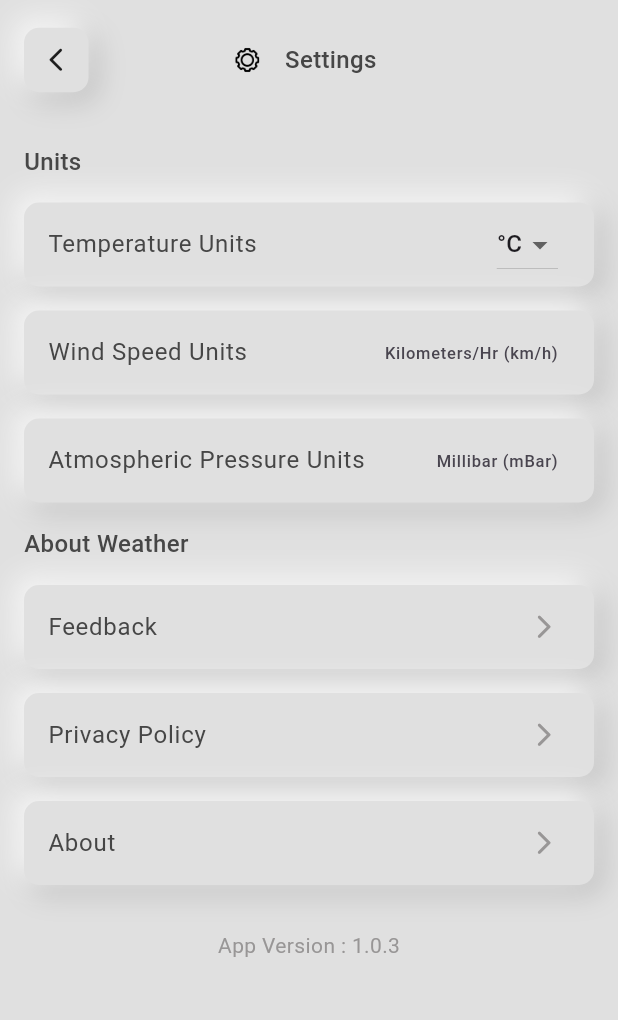
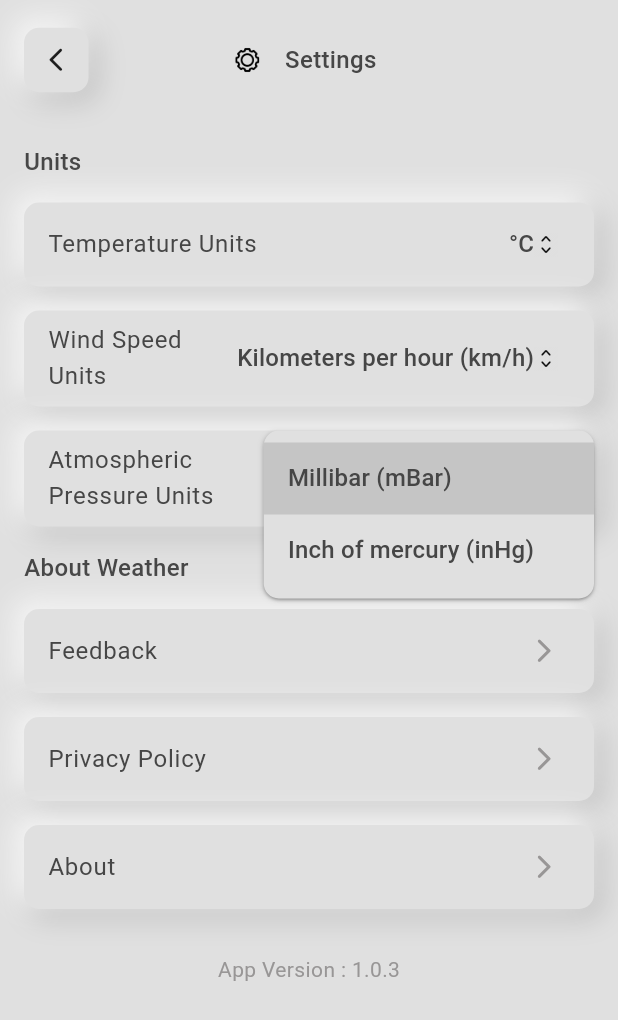
Before and after one commit to bijumondal18/weather-app-flutter-neumorphic, a Flutter app: the SettingsScreen screen opened directly with empty values, after a tap on "Atmospheric Pressure Units", on a phone screen of 412 x 824 dp. Shown: the top 1020 px of the screen. Run offline on Flutter 3.47's test engine with Material 2 defaults, Android fonts, the phone set to English and light mode, and no system bars; our stand-ins replace bloc, dio, equatable, eva_icons_flutter, flutter_bloc, flutter_inset_box_shadow and 2 more; missing offline and left inert: geolocator_android, geolocator_apple.

Commit message:
units fixed in settings screen

```diff
--- a/lib/Commons/app_icons.dart
+++ b/lib/Commons/app_icons.dart
@@ -13,4 +13,5 @@ class AppIcons {
   static const String forecast = '${path}forecast.png';
   static const String city = '${path}city.png';
   static const String settings = '${path}settings.png';
+  static const String arrowUpDown = '${path}arrow-up-down.webp';
 }
--- a/lib/Commons/constants.dart
+++ b/lib/Commons/constants.dart
@@ -8,4 +8,7 @@ class Constants {
 
   static const searchUrl = 'http://api.weatherapi.com/v1/search.json?key=';
 
+  static String selectedTempUnit = '°C';
+  static String selectedWindSpeedUnit = 'Kilometers per hour (km/h)';
+  static String selectedAtmosphericPressureUnit = 'Millibar (mBar)';
 }
--- a/lib/Components/details_grid.dart
+++ b/lib/Components/details_grid.dart
@@ -1,5 +1,6 @@
 import 'package:flutter/material.dart';
 import 'package:starter_project/Commons/app_icons.dart';
+import 'package:starter_project/Commons/constants.dart';
 import 'package:starter_project/Features/Home/Bloc/weather_bloc.dart';
 import 'package:starter_project/Widgets/neumorphic_card.dart';
 
@@ -100,7 +101,10 @@ class DetailsGrid extends StatelessWidget {
                         height: AppSizes.kDefaultPadding,
                       ),
                       Text(
-                            '${state.responseModel.current!.windKph} km/h',
+                        Constants.selectedWindSpeedUnit ==
+                                'Kilometers per hour (km/h)'
+                            ? '${state.responseModel.current!.windKph} km/h'
+                            : '${state.responseModel.current!.windMph} mph',
                         style: const TextStyle(
                             color: AppColors.darkGrey,
                             fontSize: AppSizes.headline5,
@@ -145,7 +149,9 @@ class DetailsGrid extends StatelessWidget {
                         height: AppSizes.kDefaultPadding,
                       ),
                       Text(
-                            '${state.responseModel.current!.feelslikeC}°C',
+                        Constants.selectedTempUnit == '°C'
+                            ? '${state.responseModel.current!.feelslikeC}°C'
+                            : '${state.responseModel.current!.feelslikeF}°F',
                         style: const TextStyle(
                             color: AppColors.darkGrey,
                             fontSize: AppSizes.headline5,
@@ -231,7 +237,10 @@ class DetailsGrid extends StatelessWidget {
                         height: AppSizes.kDefaultPadding,
                       ),
                       Text(
-                            '${state.responseModel.current!.pressureMb} mBar',
+                        Constants.selectedAtmosphericPressureUnit ==
+                                'Millibar (mBar)'
+                            ? '${state.responseModel.current!.pressureMb} mBar'
+                            : '${state.responseModel.current!.pressureIn} inHg',
                         style: const TextStyle(
                             color: AppColors.darkGrey,
                             fontSize: AppSizes.headline5,
@@ -272,7 +281,10 @@ class DetailsGrid extends StatelessWidget {
                         height: AppSizes.kDefaultPadding,
                       ),
                       Text(
-                            '${state.responseModel.current!.visKm} km',
+                        Constants.selectedWindSpeedUnit ==
+                                'Kilometers per hour (km/h)'
+                            ? '${state.responseModel.current!.visKm} km'
+                            : '${state.responseModel.current!.visMiles} miles',
                         style: const TextStyle(
                             color: AppColors.darkGrey,
                             fontSize: AppSizes.headline5,
--- a/lib/Components/forecast_card.dart
+++ b/lib/Components/forecast_card.dart
@@ -1,5 +1,6 @@
 import 'package:flutter/foundation.dart';
 import 'package:flutter/material.dart';
+import 'package:starter_project/Commons/constants.dart';
 import 'package:starter_project/Features/Forecast/Presentation/forecast_screen.dart';
 import 'package:starter_project/Features/Home/Bloc/weather_bloc.dart';
 import 'package:starter_project/Utils/app_utils.dart';
@@ -52,7 +53,9 @@ class ForecastCard extends StatelessWidget {
                       ),
                       trailing: FittedBox(
                         child: Text(
-                          '${state.responseModel.forecast!.forecastday![index].day!.maxtempC}°C / ${state.responseModel.forecast!.forecastday![index].day!.mintempC}°C',
+                          Constants.selectedTempUnit == '°C'
+                              ? '${state.responseModel.forecast!.forecastday![index].day!.maxtempC}°C / ${state.responseModel.forecast!.forecastday![index].day!.mintempC}°C'
+                              : '${state.responseModel.forecast!.forecastday![index].day!.maxtempF}°F / ${state.responseModel.forecast!.forecastday![index].day!.mintempF}°F',
                           style: const TextStyle(
                               color: AppColors.darkGrey,
                               fontSize: AppSizes.bodyText2,
--- a/lib/Components/temparature_list.dart
+++ b/lib/Components/temparature_list.dart
@@ -1,4 +1,5 @@
 import 'package:flutter/material.dart';
+import 'package:starter_project/Commons/constants.dart';
 import 'package:starter_project/Features/Home/Bloc/weather_bloc.dart';
 import 'package:starter_project/Utils/app_utils.dart';
 
@@ -52,7 +53,9 @@ class TemparatureList extends StatelessWidget {
                     Row(
                       children: [
                         Text(
-                              '${state.responseModel.forecast!.forecastday![0].hour![index].tempC}°C',
+                          Constants.selectedTempUnit == '°C'
+                              ? '${state.responseModel.forecast!.forecastday![0].hour![index].tempC}°C'
+                              : '${state.responseModel.forecast!.forecastday![0].hour![index].tempF}°F',
                           style: const TextStyle(
                               color: AppColors.darkGrey,
                               fontSize: AppSizes.bodyText1,
--- a/lib/Features/AirQuality/Presentation/air_quality_screen.dart
+++ b/lib/Features/AirQuality/Presentation/air_quality_screen.dart
@@ -44,6 +44,9 @@ class _AirQualityScreenState extends State<AirQualityScreen>
           state: widget.state,
           title: 'Air Quality Index',
           icon: AppIcons.airQuality,
+          onBackPressed: (){
+            Navigator.pop(context);
+          },
         ),
         body: Column(
           children: [
--- a/lib/Features/Settings/Presentation/settings_screen.dart
+++ b/lib/Features/Settings/Presentation/settings_screen.dart
@@ -1,7 +1,10 @@
 import 'package:eva_icons_flutter/eva_icons_flutter.dart';
 import 'package:flutter/material.dart';
+import 'package:flutter_bloc/flutter_bloc.dart';
 import 'package:starter_project/Commons/commons.dart';
+import 'package:starter_project/Commons/constants.dart';
 import 'package:starter_project/Features/Home/Bloc/weather_bloc.dart';
+import 'package:starter_project/Features/Search/Bloc/searched_location_bloc.dart';
 import 'package:starter_project/Widgets/custom_appbar.dart';
 import 'package:starter_project/Widgets/neumorphic_button.dart';
 import 'package:starter_project/Widgets/neumorphic_card.dart';
@@ -18,6 +21,10 @@ class SettingsScreen extends StatelessWidget {
         state: state,
         title: 'Settings',
         icon: AppIcons.settings,
+        onBackPressed: () {
+          BlocProvider.of<WeatherBloc>(context).add(GetWeatherDataEvent());
+          Navigator.pop(context);
+        },
       ),
       body: const _BuildBody(),
     );
@@ -32,11 +39,20 @@ class _BuildBody extends StatefulWidget {
 }
 
 class _BuildBodyState extends State<_BuildBody> {
-  final List<String> items = [
+  final List<String> tempUnitList = [
     '°C',
     '°F',
   ];
-  var selectedTemperature = '°C';
+
+  final List<String> windSpeedUnitList = [
+    'Kilometers per hour (km/h)',
+    'Miles per hour (mph)',
+  ];
+
+  final List<String> atmosphericPressureUnitList = [
+    'Millibar (mBar)',
+    'Inch of mercury (inHg)',
+  ];
 
   @override
   Widget build(BuildContext context) {
@@ -67,20 +83,34 @@ class _BuildBodyState extends State<_BuildBody> {
                           color: AppColors.darkGrey),
                     ),
                     trailing: DropdownButton<String>(
-                      alignment: AlignmentDirectional.topStart,
-                      dropdownColor: AppColors.backgroundColor,
-                      elevation: 1,
-                      borderRadius: BorderRadius.circular(AppSizes.cardCornerRadius),
-                        value: selectedTemperature,
+                        underline: Container(),
+                        icon: const Image(
+                          image: AssetImage(AppIcons.arrowUpDown),
+                          width: 16,
+                          height: 16,
+                        ),
+                        alignment: AlignmentDirectional.centerEnd,
+                        dropdownColor: AppColors.backgroundColor,
+                        elevation: 1,
+                        borderRadius:
+                            BorderRadius.circular(AppSizes.cardCornerRadius),
+                        value: Constants.selectedTempUnit,
                         onChanged: (value) {
-                          setState((){
-                            selectedTemperature = value!;
+                          setState(() {
+                            Constants.selectedTempUnit = value!;
                           });
                         },
-                        items: items.map<DropdownMenuItem<String>>(
+                        items: tempUnitList.map<DropdownMenuItem<String>>(
                           (String value) {
                             return DropdownMenuItem(
-                                value: value, child: Text(value));
+                                value: value,
+                                child: Text(
+                                  value,
+                                  style: const TextStyle(
+                                      fontSize: AppSizes.bodyText1,
+                                      fontWeight: FontWeight.w500,
+                                      color: AppColors.darkGrey),
+                                ));
                           },
                         ).toList()),
                   ),
@@ -88,29 +118,90 @@ class _BuildBodyState extends State<_BuildBody> {
                 const SizedBox(height: AppSizes.kDefaultPadding),
                 NeumorphicButton(
                   onPressed: () {},
-                  child: const ListTile(
-                    title: Text(
+                  child: ListTile(
+                    title: const Text(
                       'Wind Speed Units',
                       style: TextStyle(
                           fontSize: AppSizes.bodyText1,
                           fontWeight: FontWeight.w400,
                           color: AppColors.darkGrey),
                     ),
-                    trailing: Text('Kilometers/Hr (km/h)'),
+                    trailing: DropdownButton<String>(
+                        underline: Container(),
+                        icon: const Image(
+                          image: AssetImage(AppIcons.arrowUpDown),
+                          width: 16,
+                          height: 16,
+                        ),
+                        alignment: AlignmentDirectional.centerEnd,
+                        dropdownColor: AppColors.backgroundColor,
+                        elevation: 1,
+                        borderRadius:
+                            BorderRadius.circular(AppSizes.cardCornerRadius),
+                        value: Constants.selectedWindSpeedUnit,
+                        onChanged: (value) {
+                          setState(() {
+                            Constants.selectedWindSpeedUnit = value!;
+                          });
+                        },
+                        items: windSpeedUnitList.map<DropdownMenuItem<String>>(
+                          (String value) {
+                            return DropdownMenuItem(
+                                value: value,
+                                child: Text(
+                                  value,
+                                  style: const TextStyle(
+                                      fontSize: AppSizes.bodyText1,
+                                      fontWeight: FontWeight.w500,
+                                      color: AppColors.darkGrey),
+                                ));
+                          },
+                        ).toList()),
                   ),
                 ),
                 const SizedBox(height: AppSizes.kDefaultPadding),
                 NeumorphicButton(
                   onPressed: () {},
-                  child: const ListTile(
-                    title: Text(
+                  child: ListTile(
+                    title: const Text(
                       'Atmospheric Pressure Units',
                       style: TextStyle(
                           fontSize: AppSizes.bodyText1,
                           fontWeight: FontWeight.w400,
                           color: AppColors.darkGrey),
                     ),
-                    trailing: Text('Millibar (mBar)'),
+                    trailing: DropdownButton<String>(
+                        underline: Container(),
+                        icon: const Image(
+                          image: AssetImage(AppIcons.arrowUpDown),
+                          width: 16,
+                          height: 16,
+                        ),
+                        alignment: AlignmentDirectional.centerEnd,
+                        dropdownColor: AppColors.backgroundColor,
+                        elevation: 1,
+                        borderRadius:
+                            BorderRadius.circular(AppSizes.cardCornerRadius),
+                        value: Constants.selectedAtmosphericPressureUnit,
+                        onChanged: (value) {
+                          setState(() {
+                            Constants.selectedAtmosphericPressureUnit = value!;
+                          });
+                        },
+                        items: atmosphericPressureUnitList
+                            .map<DropdownMenuItem<String>>(
+                          (String value) {
+                            return DropdownMenuItem(
+                                value: value,
+                                child: Text(
+                                  value,
+                                  style: const TextStyle(
+                                      fontSize: AppSizes.bodyText1,
+                                      fontWeight: FontWeight.w500,
+                                      color: AppColors.darkGrey),
+                                ));
+                          },
+                        ).toList()),
                   ),
                 )
               ],
--- a/lib/Widgets/custom_appbar.dart
+++ b/lib/Widgets/custom_appbar.dart
@@ -9,8 +9,14 @@ class CustomAppBar extends StatelessWidget implements PreferredSizeWidget {
   final WeatherStateLoaded state;
   final String? title;
   final String? icon;
+  final VoidCallback onBackPressed;
 
-  const CustomAppBar({Key? key, required this.state, this.title, this.icon})
+  const CustomAppBar(
+      {Key? key,
+      required this.state,
+      this.title,
+      this.icon,
+      required this.onBackPressed})
       : super(key: key);
 
   @override
@@ -25,9 +31,7 @@ class CustomAppBar extends StatelessWidget implements PreferredSizeWidget {
           mainAxisAlignment: MainAxisAlignment.spaceBetween,
           children: [
             NeumorphicButton(
-              onPressed: () {
-                Navigator.pop(context);
-              },
+              onPressed: onBackPressed,
               child: const Padding(
                 padding: EdgeInsets.all(AppSizes.dimen12),
                 child: Icon(
```
Also changed, not shown: lib/Components/current_temparature_header.dart (+6 -4 lines), lib/Features/Forecast/Presentation/forecast_screen.dart (+10 -4 lines), lib/Resources/Icons/arrow-up-down.webp (added). Lines whose indentation alone changed are shown as unchanged.
